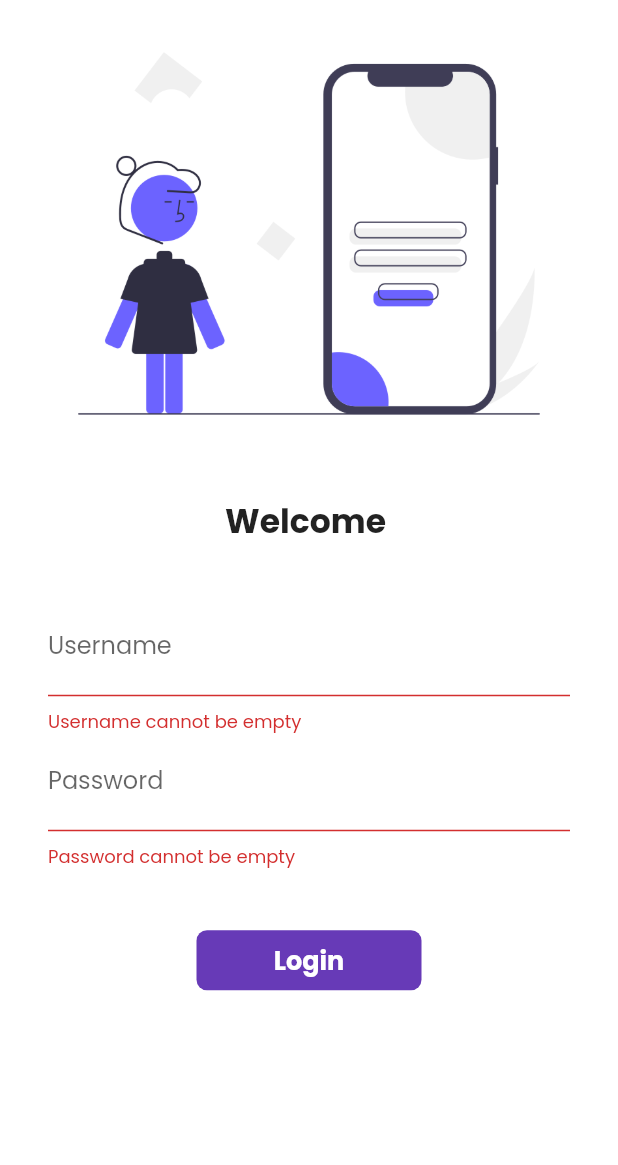
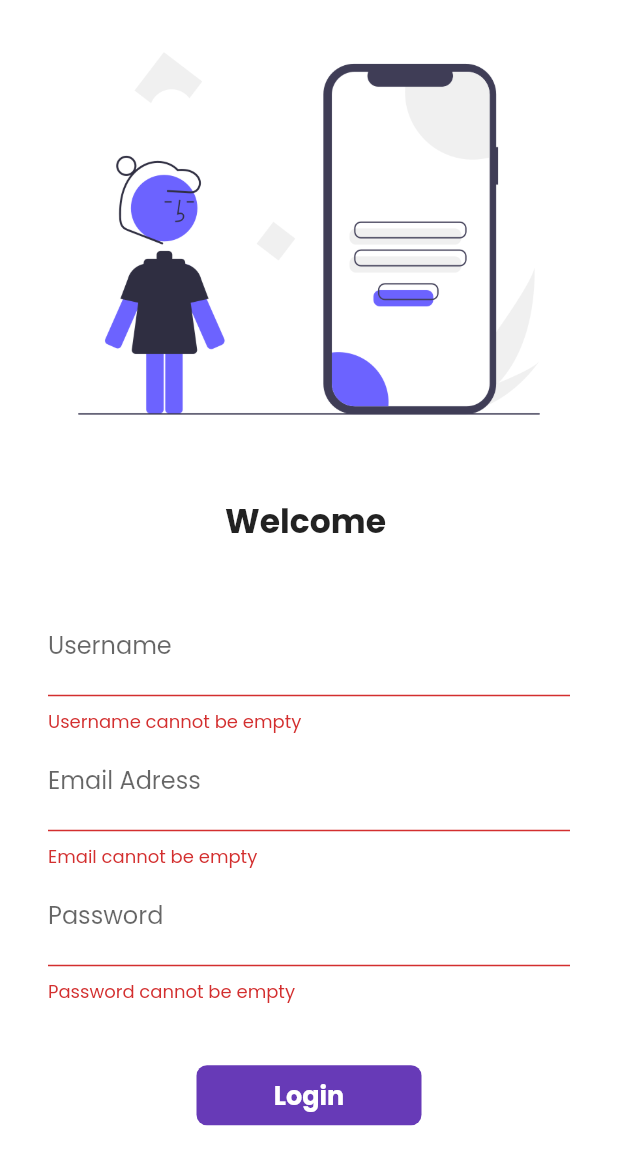
Before and after one commit to Shubhang001/catalog_app, a Flutter app: the screen it shows after launch, after a tap on "Login", on a phone screen of 412 x 824 dp. Shown: the top 1165 px of the screen. Run offline on Flutter 3.47's test engine with Material 2 defaults, Android fonts, the phone set to English and light mode, and no system bars; our stand-ins replace firebase_core, google_fonts, velocity_x; accounts and stored records are empty; network calls fail.

```diff
--- a/lib/Screen/cart_page.dart
+++ b/lib/Screen/cart_page.dart
@@ -1,5 +1,5 @@
+import 'package:Catalog_app/widgets/themes.dart';
 import 'package:flutter/material.dart';
-import 'package:flutter_application_2/widgets/themes.dart';
 
 class CartPage extends StatelessWidget {
   const CartPage({super.key});
--- a/lib/Screen/login_page.dart
+++ b/lib/Screen/login_page.dart
@@ -1,5 +1,5 @@
+import 'package:Catalog_app/utilis/routes.dart';
 import 'package:flutter/material.dart';
-import 'package:flutter_application_2/utilis/routes.dart';
 
 class LoginPage extends StatefulWidget {
   const LoginPage({super.key});
@@ -78,6 +78,23 @@ class _LoginPageState extends State<LoginPage> {
                   },
                 ),
                 TextFormField(
+                  decoration: const InputDecoration(
+                    labelText: "Email Adress",
+                    hintText: "Enter Email",
+                  ),
+                  validator: (value) {
+                    if (value!.isEmpty) {
+                      return "Email cannot be empty";
+                    }
+
+                    return null;
+                  },
+                  onChanged: (value) {
+                    name = value;
+                    setState(() {});
+                  },
+                ),
+                TextFormField(
                   obscureText: true,
                   decoration: const InputDecoration(
                     labelText: "Password",
--- a/lib/main.dart
+++ b/lib/main.dart
@@ -1,13 +1,15 @@
+import 'package:Catalog_app/Screen/cart_page.dart';
+import 'package:Catalog_app/Screen/home_page.dart';
+import 'package:Catalog_app/Screen/login_page.dart';
+import 'package:Catalog_app/utilis/routes.dart';
+import 'package:Catalog_app/widgets/themes.dart';
 import 'package:flutter/material.dart';
-import 'package:flutter_application_2/Screen/cart_page.dart';
-import 'package:flutter_application_2/Screen/home_page.dart';
-import 'package:flutter_application_2/Screen/login_page.dart';
-import 'package:flutter_application_2/utilis/routes.dart';
-import 'package:flutter_application_2/widgets/themes.dart';
+
 import 'package:firebase_core/firebase_core.dart';
 import 'firebase_options.dart';
 
 void main() async {
+  WidgetsFlutterBinding.ensureInitialized();
   await Firebase.initializeApp(
     options: DefaultFirebaseOptions.currentPlatform,
   );
--- a/lib/widgets/home_widget/catalog_header.dart
+++ b/lib/widgets/home_widget/catalog_header.dart
@@ -1,5 +1,5 @@
 import 'package:flutter/material.dart';
-import 'package:flutter_application_2/widgets/themes.dart';
+
 import 'package:velocity_x/velocity_x.dart';
 
 class CatalogHeader extends StatelessWidget {
--- a/lib/widgets/home_widget/catalog_image.dart
+++ b/lib/widgets/home_widget/catalog_image.dart
@@ -1,5 +1,5 @@
 import 'package:flutter/material.dart';
-import 'package:flutter_application_2/widgets/themes.dart';
+
 import 'package:velocity_x/velocity_x.dart';
 
 class CatalogImage extends StatelessWidget {
--- a/lib/widgets/home_widget/catalog_list.dart
+++ b/lib/widgets/home_widget/catalog_list.dart
@@ -1,8 +1,8 @@
+import 'package:Catalog_app/models/catalog.dart';
+import 'package:Catalog_app/widgets/home_widget/catalog_image.dart';
+import 'package:Catalog_app/widgets/themes.dart';
 import 'package:flutter/material.dart';
-import 'package:flutter_application_2/models/catalog.dart';
-import 'package:flutter_application_2/widgets/home_widget/catalog_image.dart';
 
-import 'package:flutter_application_2/widgets/themes.dart';
 import 'package:velocity_x/velocity_x.dart';
 
 import '../../Screen/home_detail_page.dart';
--- a/pubspec.yaml
+++ b/pubspec.yaml
@@ -1,4 +1,4 @@
-name: flutter_application_2
+name: Catalog_app
 description: A new Flutter project.
 # The following line prevents the package from being accidentally published to
 # pub.dev using `flutter pub publish`. This is preferred for private packages.
```
Also changed, not shown: lib/Screen/home_detail_page.dart (+20 -15 lines), lib/Screen/home_page.dart (+4 -6 lines), lib/widgets/item_widget.dart (+6 -7 lines), 2 other files.
